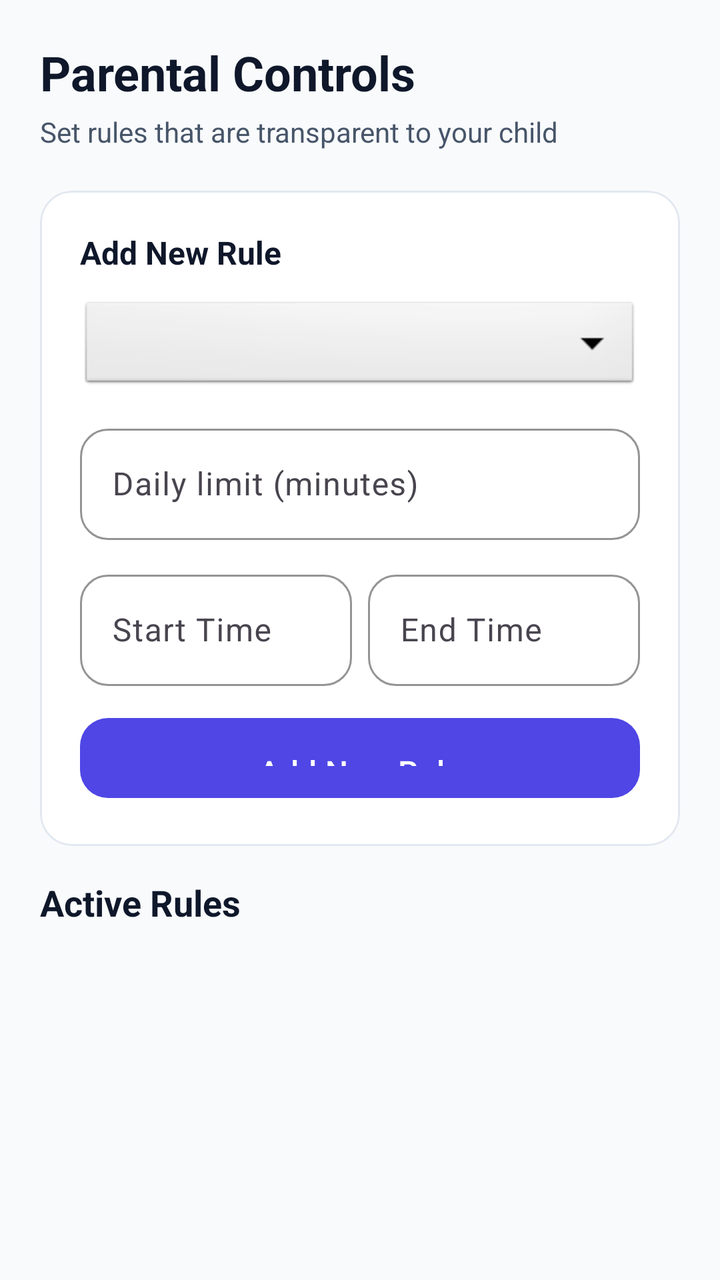
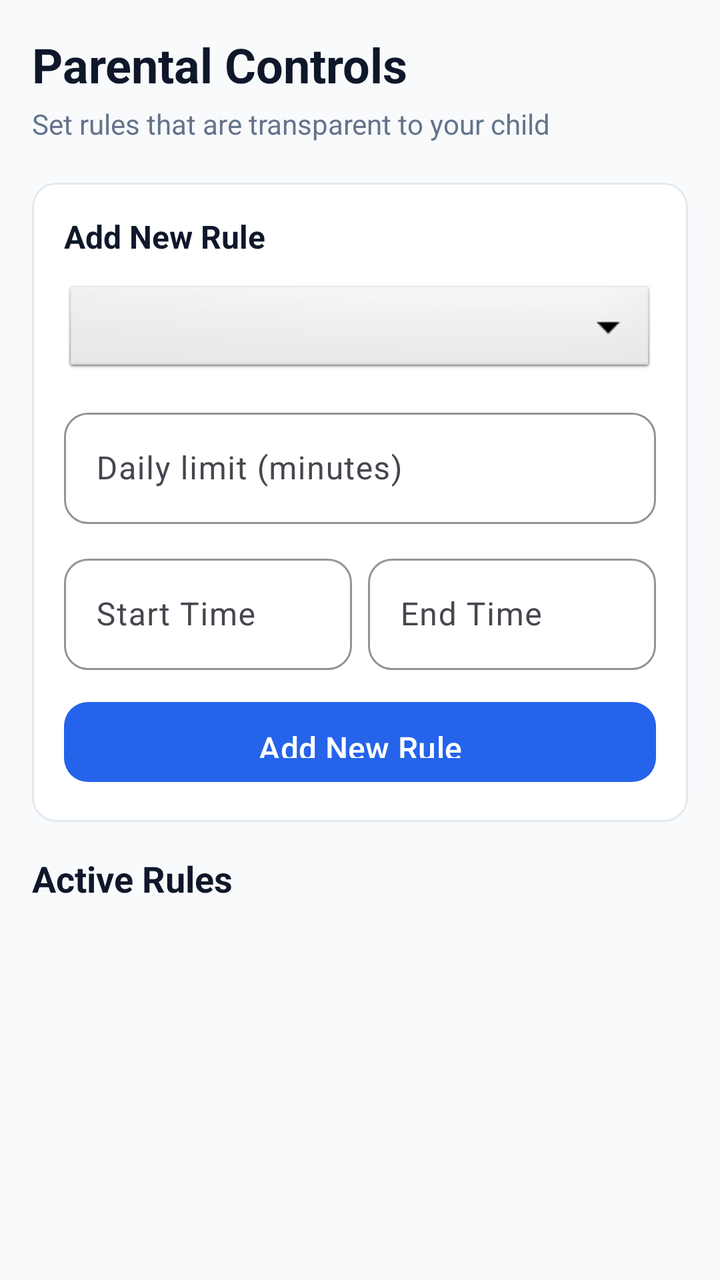

Two renders of the same Android screen: before a commit and after it. Below are the layout's source before the change and the commit's diff.
<!-- AndroidManifest.xml: application theme Theme.SafeGuardParent -->
<!-- res/layout/fragment_controls.xml -->
<?xml version="1.0" encoding="utf-8"?>
<ScrollView xmlns:android="http://schemas.android.com/apk/res/android"
    xmlns:app="http://schemas.android.com/apk/res-auto"
    android:layout_width="match_parent"
    android:layout_height="match_parent"
    android:fillViewport="true">

    <LinearLayout
        android:layout_width="match_parent"
        android:layout_height="wrap_content"
        android:orientation="vertical"
        android:padding="20dp">

        <TextView
            android:layout_width="wrap_content"
            android:layout_height="wrap_content"
            android:text="@string/controls_title"
            android:textSize="24sp"
            android:textStyle="bold"
            android:textColor="@color/text_primary"
            android:layout_marginBottom="4dp" />

        <TextView
            android:layout_width="wrap_content"
            android:layout_height="wrap_content"
            android:text="Set rules that are transparent to your child"
            android:textSize="14sp"
            android:textColor="@color/text_secondary"
            android:layout_marginBottom="20dp" />

        
        <com.google.android.material.card.MaterialCardView
            android:layout_width="match_parent"
            android:layout_height="wrap_content"
            android:layout_marginBottom="16dp"
            app:cardCornerRadius="16dp"
            app:strokeWidth="1dp"
            app:strokeColor="@color/card_stroke">

            <LinearLayout
                android:layout_width="match_parent"
                android:layout_height="wrap_content"
                android:orientation="vertical"
                android:padding="20dp">

                <TextView
                    android:layout_width="wrap_content"
                    android:layout_height="wrap_content"
                    android:text="@string/add_rule"
                    android:textSize="16sp"
                    android:textStyle="bold"
                    android:textColor="@color/text_primary"
                    android:layout_marginBottom="12dp" />

                <Spinner
                    android:id="@+id/spinnerPolicyType"
                    android:layout_width="match_parent"
                    android:layout_height="48dp"
                    android:layout_marginBottom="12dp"
                    android:background="@android:drawable/btn_dropdown" />

                <com.google.android.material.textfield.TextInputLayout
                    android:layout_width="match_parent"
                    android:layout_height="wrap_content"
                    android:layout_marginBottom="12dp"
                    style="@style/Widget.Parent.TextInput">

                    <com.google.android.material.textfield.TextInputEditText
                        android:id="@+id/etDailyLimit"
                        android:layout_width="match_parent"
                        android:layout_height="wrap_content"
                        android:hint="@string/daily_limit_hint"
                        android:inputType="number" />
                </com.google.android.material.textfield.TextInputLayout>

                <LinearLayout
                    android:layout_width="match_parent"
                    android:layout_height="wrap_content"
                    android:orientation="horizontal">

                    <com.google.android.material.textfield.TextInputLayout
                        android:layout_width="0dp"
                        android:layout_height="wrap_content"
                        android:layout_weight="1"
                        android:layout_marginEnd="8dp"
                        style="@style/Widget.Parent.TextInput">

                        <com.google.android.material.textfield.TextInputEditText
                            android:id="@+id/etStartTime"
                            android:layout_width="match_parent"
                            android:layout_height="wrap_content"
                            android:hint="@string/start_time"
                            android:inputType="time" />
                    </com.google.android.material.textfield.TextInputLayout>

                    <com.google.android.material.textfield.TextInputLayout
                        android:layout_width="0dp"
                        android:layout_height="wrap_content"
                        android:layout_weight="1"
                        style="@style/Widget.Parent.TextInput">

                        <com.google.android.material.textfield.TextInputEditText
                            android:id="@+id/etEndTime"
                            android:layout_width="match_parent"
                            android:layout_height="wrap_content"
                            android:hint="@string/end_time"
                            android:inputType="time" />
                    </com.google.android.material.textfield.TextInputLayout>
                </LinearLayout>

                <com.google.android.material.button.MaterialButton
                    android:id="@+id/btnAddRule"
                    android:layout_width="match_parent"
                    android:layout_height="48dp"
                    android:text="@string/add_rule"
                    android:layout_marginTop="12dp"
                    style="@style/Widget.Parent.Button" />
            </LinearLayout>
        </com.google.android.material.card.MaterialCardView>

        
        <TextView
            android:layout_width="wrap_content"
            android:layout_height="wrap_content"
            android:text="@string/active_rules"
            android:textSize="18sp"
            android:textStyle="bold"
            android:textColor="@color/text_primary"
            android:layout_marginBottom="8dp" />

        <TextView
            android:id="@+id/tvNoPolicies"
            android:layout_width="wrap_content"
            android:layout_height="wrap_content"
            android:text="@string/no_rules"
            android:textSize="14sp"
            android:textColor="@color/text_secondary"
            android:visibility="gone" />

        <androidx.recyclerview.widget.RecyclerView
            android:id="@+id/rvPolicies"
            android:layout_width="match_parent"
            android:layout_height="wrap_content"
            android:nestedScrollingEnabled="false" />
    </LinearLayout>
</ScrollView>
<!-- resources referenced by this layout -->
<resources>
  <color name="card_stroke">#E2E8F0</color>
  <color name="text_primary">#0F172A</color>
  <color name="text_secondary">#475569</color>
  <string name="active_rules">Active Rules</string>
  <string name="add_rule">Add New Rule</string>
  <string name="controls_title">Parental Controls</string>
  <string name="daily_limit_hint">Daily limit (minutes)</string>
  <string name="end_time">End Time</string>
  <string name="no_rules">No rules set yet</string>
  <string name="start_time">Start Time</string>
  <style name="Widget.Parent.Button" parent="Widget.Material3.Button">
          <item name="cornerRadius">14dp</item>
          <item name="android:paddingTop">16dp</item>
          <item name="android:paddingBottom">16dp</item>
          <item name="android:textSize">16sp</item>
          <item name="android:fontFamily">sans-serif-medium</item>
          <item name="backgroundTint">@color/primary</item>
      </style>
  <style name="Widget.Parent.TextInput" parent="Widget.Material3.TextInputLayout.OutlinedBox">
          <item name="boxCornerRadiusTopStart">14dp</item>
          <item name="boxCornerRadiusTopEnd">14dp</item>
          <item name="boxCornerRadiusBottomStart">14dp</item>
          <item name="boxCornerRadiusBottomEnd">14dp</item>
          <item name="boxStrokeColor">@color/primary</item>
          <item name="hintTextColor">@color/primary</item>
      </style>
  <style name="Theme.SafeGuardParent" parent="Theme.Material3.Light.NoActionBar">
          <item name="colorPrimary">@color/primary</item>
          <item name="colorPrimaryVariant">@color/primary_dark</item>
          <item name="colorSecondary">@color/secondary</item>
          <item name="colorOnPrimary">@color/white</item>
          <item name="colorOnSecondary">@color/white</item>
          <item name="android:colorBackground">@color/background</item>
          <item name="colorSurface">@color/surface</item>
          <item name="colorOnSurface">@color/text_primary</item>
          <item name="android:statusBarColor">@color/white</item>
          <item name="android:navigationBarColor">@color/white</item>
          <item name="android:windowLightStatusBar">true</item>
          <item name="android:windowBackground">@color/background</item>
      </style>
  <color name="primary">#4F46E5</color>
  <color name="primary_dark">#4338CA</color>
  <color name="secondary">#7C3AED</color>
  <color name="white">#FFFFFF</color>
  <color name="background">#F8FAFC</color>
  <color name="surface">#FFFFFF</color>
</resources>

<!-- the commit's change to res/layout/fragment_controls.xml (unified diff, before → after) -->
@@ -9,7 +9,7 @@
         android:layout_width="match_parent"
         android:layout_height="wrap_content"
         android:orientation="vertical"
-        android:padding="20dp">
+        android:padding="16dp">
 
         <TextView
             android:layout_width="wrap_content"
@@ -33,7 +33,7 @@
             android:layout_width="match_parent"
             android:layout_height="wrap_content"
             android:layout_marginBottom="16dp"
-            app:cardCornerRadius="16dp"
+            app:cardCornerRadius="12dp"
             app:strokeWidth="1dp"
             app:strokeColor="@color/card_stroke">
 
@@ -41,7 +41,7 @@
                 android:layout_width="match_parent"
                 android:layout_height="wrap_content"
                 android:orientation="vertical"
-                android:padding="20dp">
+                android:padding="16dp">
 
                 <TextView
                     android:layout_width="wrap_content"
<!-- resource entries referenced after the edit -->
@@ -2,7 +2,7 @@
 <resources>
   <color name="card_stroke">#E2E8F0</color>
   <color name="text_primary">#0F172A</color>
-  <color name="text_secondary">#475569</color>
+  <color name="text_secondary">#64748B</color>
   <string name="active_rules">Active Rules</string>
   <string name="add_rule">Add New Rule</string>
   <string name="controls_title">Parental Controls</string>
@@ -11,18 +11,19 @@
   <string name="no_rules">No rules set yet</string>
   <string name="start_time">Start Time</string>
   <style name="Widget.Parent.Button" parent="Widget.Material3.Button">
-          <item name="cornerRadius">14dp</item>
-          <item name="android:paddingTop">16dp</item>
-          <item name="android:paddingBottom">16dp</item>
+          <item name="cornerRadius">12dp</item>
+          <item name="android:minHeight">48dp</item>
+          <item name="android:paddingTop">12dp</item>
+          <item name="android:paddingBottom">12dp</item>
           <item name="android:textSize">16sp</item>
           <item name="android:fontFamily">sans-serif-medium</item>
           <item name="backgroundTint">@color/primary</item>
       </style>
   <style name="Widget.Parent.TextInput" parent="Widget.Material3.TextInputLayout.OutlinedBox">
-          <item name="boxCornerRadiusTopStart">14dp</item>
-          <item name="boxCornerRadiusTopEnd">14dp</item>
-          <item name="boxCornerRadiusBottomStart">14dp</item>
-          <item name="boxCornerRadiusBottomEnd">14dp</item>
+          <item name="boxCornerRadiusTopStart">12dp</item>
+          <item name="boxCornerRadiusTopEnd">12dp</item>
+          <item name="boxCornerRadiusBottomStart">12dp</item>
+          <item name="boxCornerRadiusBottomEnd">12dp</item>
           <item name="boxStrokeColor">@color/primary</item>
           <item name="hintTextColor">@color/primary</item>
       </style>
@@ -40,9 +41,9 @@
           <item name="android:windowLightStatusBar">true</item>
           <item name="android:windowBackground">@color/background</item>
       </style>
-  <color name="primary">#4F46E5</color>
-  <color name="primary_dark">#4338CA</color>
-  <color name="secondary">#7C3AED</color>
+  <color name="primary">#2563EB</color>
+  <color name="primary_dark">#1D4ED8</color>
+  <color name="secondary">#3B82F6</color>
   <color name="white">#FFFFFF</color>
   <color name="background">#F8FAFC</color>
   <color name="surface">#FFFFFF</color>
